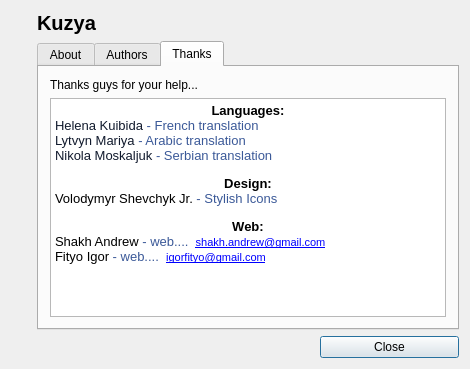
PLLUG/kuzya, file src/aboutdialog.ui: the form before one commit.
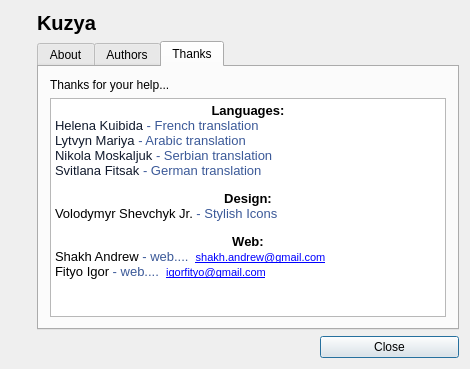
The form after the commit. The open tabs and pages were chosen to show the change. Icons and pictures are not drawn.

Commit message: German translation added.

The edit to the form file:
```diff
--- a/src/aboutdialog.ui
+++ b/src/aboutdialog.ui
@@ -142,7 +142,7 @@
          <item row="0" column="0">
           <widget class="QLabel" name="label_2">
            <property name="text">
-            <string>Thanks guys for your help...</string>
+            <string>Thanks for your help...</string>
            </property>
           </widget>
          </item>
@@ -160,6 +160,7 @@
 &lt;p style=&quot; margin-top:0px; margin-bottom:0px; margin-left:0px; margin-right:0px; -qt-block-indent:0; text-indent:0px;&quot;&gt;&lt;span style=&quot; font-size:10pt; color:#111a2d;&quot;&gt;Helena Kuibida&lt;/span&gt;&lt;span style=&quot; font-size:10pt; color:#3b5998;&quot;&gt; - French translation &lt;/span&gt;&lt;img src=&quot;:/flags/images/flags/French.png&quot; /&gt;&lt;/p&gt;
 &lt;p style=&quot; margin-top:0px; margin-bottom:0px; margin-left:0px; margin-right:0px; -qt-block-indent:0; text-indent:0px;&quot;&gt;&lt;span style=&quot; font-size:10pt; color:#111a2d;&quot;&gt;Lytvyn Mariya&lt;/span&gt;&lt;span style=&quot; font-size:10pt; color:#3b5998;&quot;&gt; - Arabic translation &lt;/span&gt;&lt;img src=&quot;:/flags/images/flags/Arabic.png&quot; /&gt;&lt;/p&gt;
 &lt;p style=&quot; margin-top:0px; margin-bottom:0px; margin-left:0px; margin-right:0px; -qt-block-indent:0; text-indent:0px;&quot;&gt;&lt;span style=&quot; font-size:10pt; color:#111a2d;&quot;&gt;Nikola Moskaljuk&lt;/span&gt;&lt;span style=&quot; font-size:10pt; color:#3b5998;&quot;&gt; - Serbian translation &lt;/span&gt;&lt;img src=&quot;:/flags/images/flags/Serbian.png&quot; /&gt;&lt;/p&gt;
+&lt;p style=&quot; margin-top:0px; margin-bottom:0px; margin-left:0px; margin-right:0px; -qt-block-indent:0; text-indent:0px;&quot;&gt;&lt;span style=&quot; font-size:10pt; color:#111a2d;&quot;&gt;Svitlana Fitsak&lt;/span&gt;&lt;span style=&quot; font-size:10pt; color:#3b5998;&quot;&gt; - German translation &lt;/span&gt;&lt;img src=&quot;:/flags/images/flags/German.png&quot; /&gt;&lt;/p&gt;
 &lt;p style=&quot;-qt-paragraph-type:empty; margin-top:0px; margin-bottom:0px; margin-left:0px; margin-right:0px; -qt-block-indent:0; text-indent:0px; font-size:8pt;&quot;&gt;&lt;/p&gt;
 &lt;p align=&quot;center&quot; style=&quot; margin-top:0px; margin-bottom:0px; margin-left:0px; margin-right:0px; -qt-block-indent:0; text-indent:0px;&quot;&gt;&lt;span style=&quot; font-size:10pt; font-weight:600;&quot;&gt;Design:&lt;/span&gt;&lt;/p&gt;
 &lt;p style=&quot; margin-top:0px; margin-bottom:0px; margin-left:0px; margin-right:0px; -qt-block-indent:0; text-indent:0px;&quot;&gt;&lt;span style=&quot; font-size:10pt;&quot;&gt;Volodymyr Shevchyk Jr. &lt;/span&gt;&lt;span style=&quot; font-size:10pt; color:#3b5998;&quot;&gt;- Stylish Icons &lt;/span&gt;&lt;img src=&quot;:/common/styling-small.png&quot; /&gt;&lt;/p&gt;
```
The commit also changes 4 other files.
